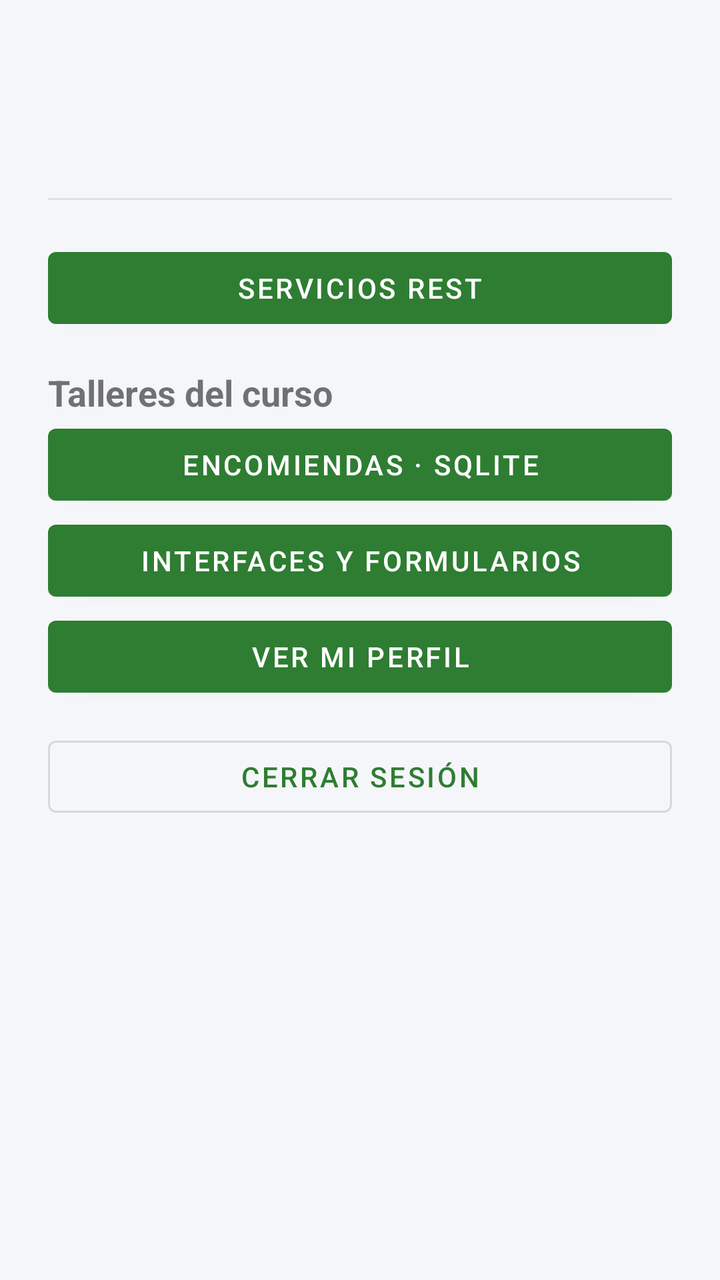
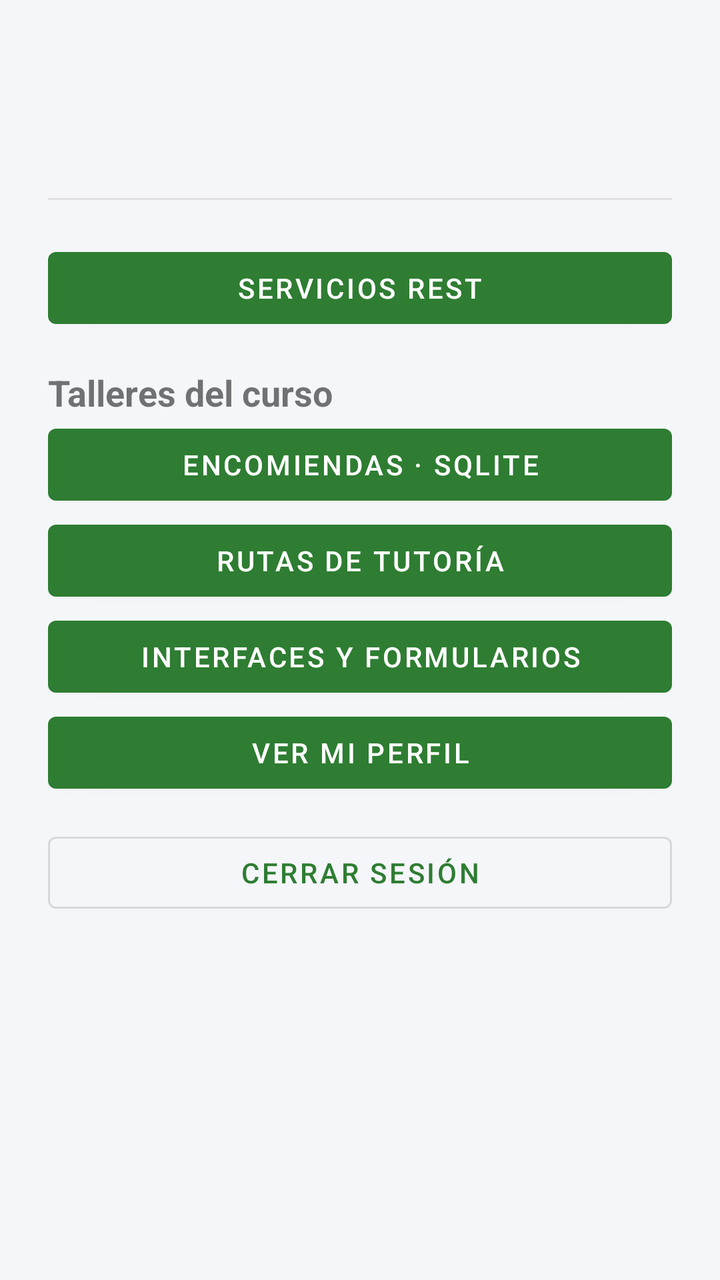

Two renders of the same Android screen: before a commit and after it. Below are the layout's source before the change and the commit's diff.
<!-- AndroidManifest.xml: application theme Theme.CursosVirtuales -->
<!-- res/layout/activity_main.xml -->
<?xml version="1.0" encoding="utf-8"?>
<ScrollView xmlns:android="http://schemas.android.com/apk/res/android"
    android:layout_width="match_parent" android:layout_height="match_parent" android:fillViewport="true">
<LinearLayout
    android:layout_width="match_parent"
    android:layout_height="wrap_content"
    android:orientation="vertical"
    android:background="@color/background"
    android:padding="24dp">

    <TextView
        android:id="@+id/tvWelcome"
        android:layout_width="match_parent"
        android:layout_height="wrap_content"
        android:textSize="22sp"
        android:textStyle="bold"
        android:textColor="@color/text_primary" />

    <TextView
        android:id="@+id/tvRolePanel"
        android:layout_width="match_parent"
        android:layout_height="wrap_content"
        android:layout_marginTop="4dp"
        android:textSize="16sp"
        android:textColor="@color/text_secondary" />

    <View
        android:layout_width="match_parent"
        android:layout_height="1dp"
        android:background="#E0E0E0"
        android:layout_marginVertical="20dp" />

    <com.google.android.material.button.MaterialButton
        android:id="@+id/btnMisCursos"
        android:layout_width="match_parent"
        android:layout_height="wrap_content"
        android:layout_marginBottom="12dp"
        android:text="@string/titulo_mis_cursos"
        android:visibility="gone" />

    <com.google.android.material.button.MaterialButton
        android:id="@+id/btnCursosDisponibles"
        android:layout_width="match_parent"
        android:layout_height="wrap_content"
        android:layout_marginBottom="12dp"
        android:text="@string/titulo_cursos_disponibles"
        android:visibility="gone" />

    <com.google.android.material.button.MaterialButton
        android:id="@+id/btnCalificaciones"
        android:layout_width="match_parent"
        android:layout_height="wrap_content"
        android:text="Mis calificaciones"
        android:visibility="gone" />

    <com.google.android.material.button.MaterialButton
        android:id="@+id/btnServiciosRest"
        android:layout_width="match_parent"
        android:layout_height="wrap_content"
        android:text="Servicios REST" />

    <TextView android:layout_width="match_parent" android:layout_height="wrap_content"
        android:layout_marginTop="16dp" android:text="Talleres del curso" android:textStyle="bold" android:textSize="18sp" />
    <com.google.android.material.button.MaterialButton
        android:id="@+id/btnEncomiendas" android:layout_width="match_parent"
        android:layout_height="wrap_content" android:text="Encomiendas · SQLite" />
    <com.google.android.material.button.MaterialButton
        android:id="@+id/btnLayouts" android:layout_width="match_parent"
        android:layout_height="wrap_content" android:text="Interfaces y formularios" />

    <com.google.android.material.button.MaterialButton
        android:id="@+id/btnDemo" android:layout_width="match_parent"
        android:layout_height="wrap_content" android:text="Cargar ejemplos de presentación" android:visibility="gone" />
    <com.google.android.material.button.MaterialButton
        android:id="@+id/btnGoProfile"
        android:layout_width="match_parent"
        android:layout_height="wrap_content"
        android:text="@string/home_go_profile" />

    <com.google.android.material.button.MaterialButton
        android:id="@+id/btnLogout"
        style="@style/Widget.MaterialComponents.Button.OutlinedButton"
        android:layout_width="match_parent"
        android:layout_height="wrap_content"
        android:layout_marginTop="12dp"
        android:text="@string/home_logout" />

</LinearLayout>
</ScrollView>
<!-- resources referenced by this layout -->
<resources>
  <color name="background">#F5F6FA</color>
  <color name="text_primary">#1C1C1E</color>
  <color name="text_secondary">#6B6B70</color>
  <string name="home_go_profile">Ver mi perfil</string>
  <string name="home_logout">Cerrar sesión</string>
  <string name="titulo_cursos_disponibles">Cursos disponibles</string>
  <string name="titulo_mis_cursos">Mis cursos</string>
  <style name="Theme.CursosVirtuales" parent="Theme.MaterialComponents.DayNight.NoActionBar">
          <item name="colorPrimary">@color/brand_primary</item>
          <item name="colorPrimaryDark">@color/brand_primary_dark</item>
          <item name="colorAccent">@color/brand_accent</item>
          <item name="android:windowBackground">@color/background</item>
          <item name="android:statusBarColor">@color/brand_primary_dark</item>
      </style>
  <color name="brand_primary">#2E7D32</color>
  <color name="brand_primary_dark">#1B5E20</color>
  <color name="brand_accent">#FFC107</color>
</resources>

<!-- the commit's change to res/layout/activity_main.xml (unified diff, before → after) -->
@@ -65,6 +65,9 @@
         android:id="@+id/btnEncomiendas" android:layout_width="match_parent"
         android:layout_height="wrap_content" android:text="Encomiendas · SQLite" />
     <com.google.android.material.button.MaterialButton
+        android:id="@+id/btnTutorias" android:layout_width="match_parent"
+        android:layout_height="wrap_content" android:text="Rutas de tutoría" />
+    <com.google.android.material.button.MaterialButton
         android:id="@+id/btnLayouts" android:layout_width="match_parent"
         android:layout_height="wrap_content" android:text="Interfaces y formularios" />
 
